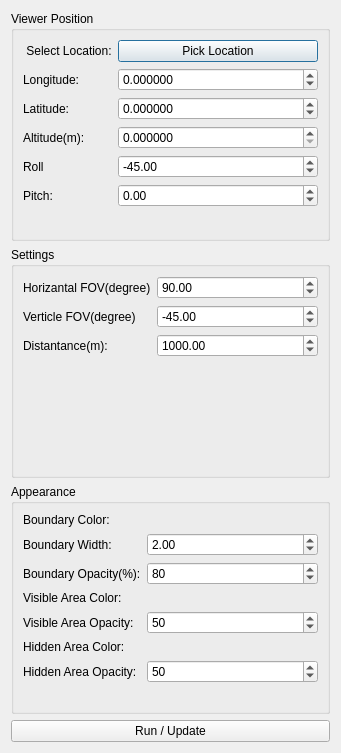
Old version of the form OsgQgis/ViewshedAreaAnalysisWidget.ui in the repository adithyahk46/osgViewshedAnalysis.
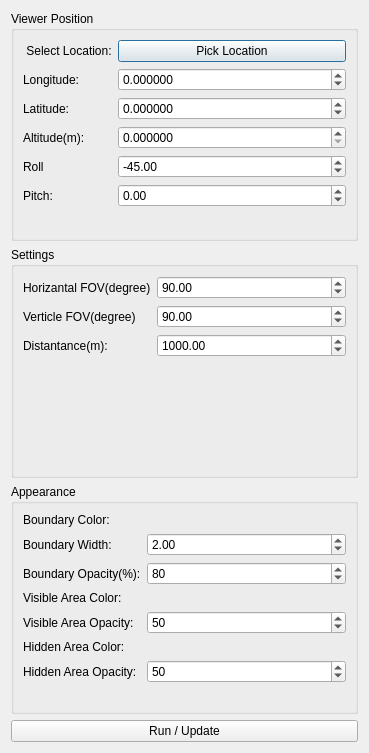
New version of the form.

What changed in the file:
```diff
--- a/OsgQgis/ViewshedAreaAnalysisWidget.ui
+++ b/OsgQgis/ViewshedAreaAnalysisWidget.ui
@@ -6,7 +6,7 @@
    <rect>
     <x>0</x>
     <y>0</y>
-    <width>341</width>
+    <width>369</width>
     <height>753</height>
    </rect>
   </property>
@@ -47,10 +47,13 @@
          <number>6</number>
         </property>
         <property name="minimum">
-         <double>-180.000000000000000</double>
+         <double>-1000.000000000000000</double>
         </property>
         <property name="maximum">
-         <double>180.000000000000000</double>
+         <double>10000.000000000000000</double>
+        </property>
+        <property name="singleStep">
+         <double>10.000000000000000</double>
         </property>
        </widget>
       </item>
@@ -67,10 +70,13 @@
          <number>6</number>
         </property>
         <property name="minimum">
-         <double>-180.000000000000000</double>
+         <double>-10000.000000000000000</double>
         </property>
         <property name="maximum">
-         <double>180.000000000000000</double>
+         <double>10000.000000000000000</double>
+        </property>
+        <property name="singleStep">
+         <double>10.000000000000000</double>
         </property>
        </widget>
       </item>
@@ -176,7 +182,7 @@
          <double>180.000000000000000</double>
         </property>
         <property name="value">
-         <double>-45.000000000000000</double>
+         <double>90.000000000000000</double>
         </property>
        </widget>
       </item>
```
